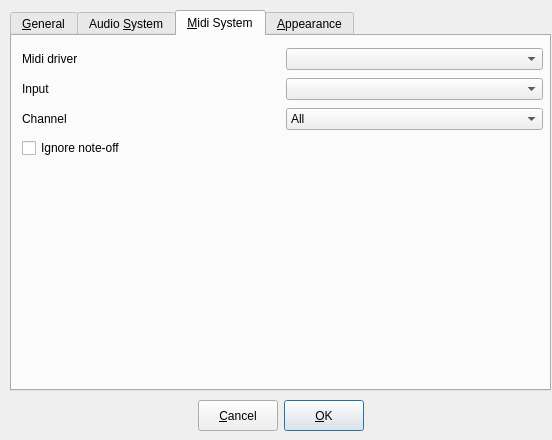
Old version of the form gui/src/UI/PreferencesDialog_UI.ui in the repository hydrogen-music/hydrogen.
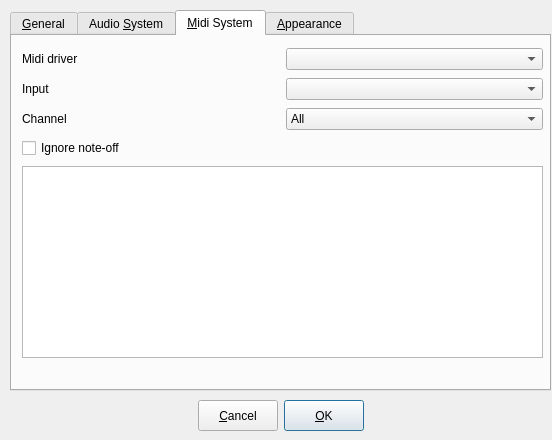
New version of the form. The open tabs and pages were chosen to show the change.

Commit message: added midi-event table to preferences (read only)

Diff of the .ui file:
```diff
--- a/gui/src/UI/PreferencesDialog_UI.ui
+++ b/gui/src/UI/PreferencesDialog_UI.ui
@@ -666,6 +666,16 @@
       </item>
      </layout>
     </widget>
+    <widget class="QTableWidget" name="tableWidget" >
+     <property name="geometry" >
+      <rect>
+       <x>10</x>
+       <y>130</y>
+       <width>521</width>
+       <height>192</height>
+      </rect>
+     </property>
+    </widget>
    </widget>
    <widget class="QWidget" name="tab" >
     <attribute name="title" >
```
Left out of the diff: 2 changed lines with no effect on the pictures. The commit also changes 4 other files.
